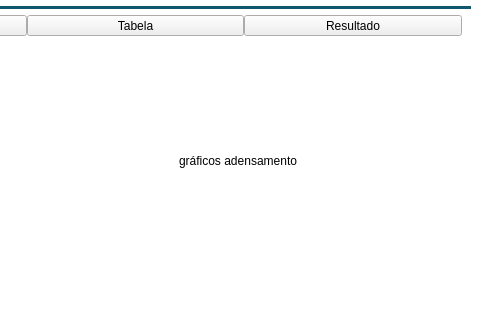
The window that Code/Interface/mainwindow.ui (Matheusodias/infralab_direct_shear_embedded_interface) describes before a commit, drawn with Qt 5; both pictures show x 209 to 689 and y 84 to 404 of the 689 by 492 pixel window.
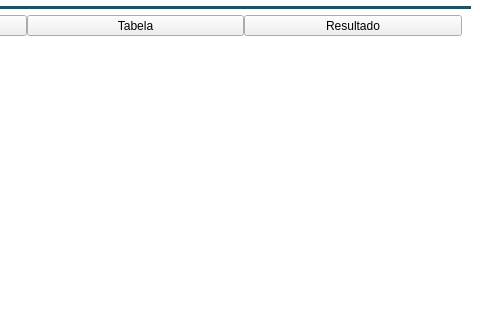
The same window after the commit. The open tabs and pages were chosen to show the change. Icons and pictures are not drawn.

What changed in the file:
```diff
--- a/Code/Interface/mainwindow.ui
+++ b/Code/Interface/mainwindow.ui
@@ -313,19 +313,11 @@
                <number>2</number>
               </property>
               <widget class="QWidget" name="densificationGraphs_page">
-               <widget class="QLabel" name="label_4">
-                <property name="geometry">
-                 <rect>
-                  <x>370</x>
-                  <y>110</y>
-                  <width>211</width>
-                  <height>17</height>
-                 </rect>
-                </property>
-                <property name="text">
-                 <string>gráficos adensamento</string>
-                </property>
-               </widget>
+               <layout class="QVBoxLayout" name="verticalLayout_22">
+                <item>
+                 <layout class="QVBoxLayout" name="densificationGraphs_layout"/>
+                </item>
+               </layout>
               </widget>
               <widget class="QWidget" name="densificationTable_page">
                <layout class="QVBoxLayout" name="verticalLayout_14">
```
Left out of the diff: 22 changed lines with no effect on the pictures.
